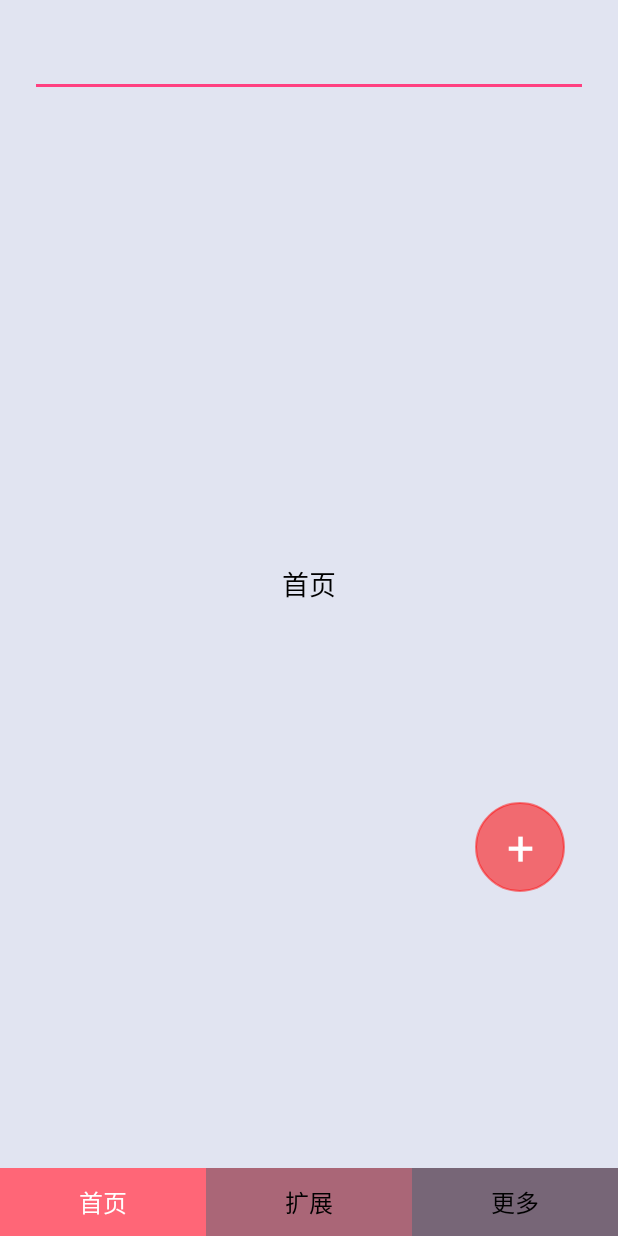
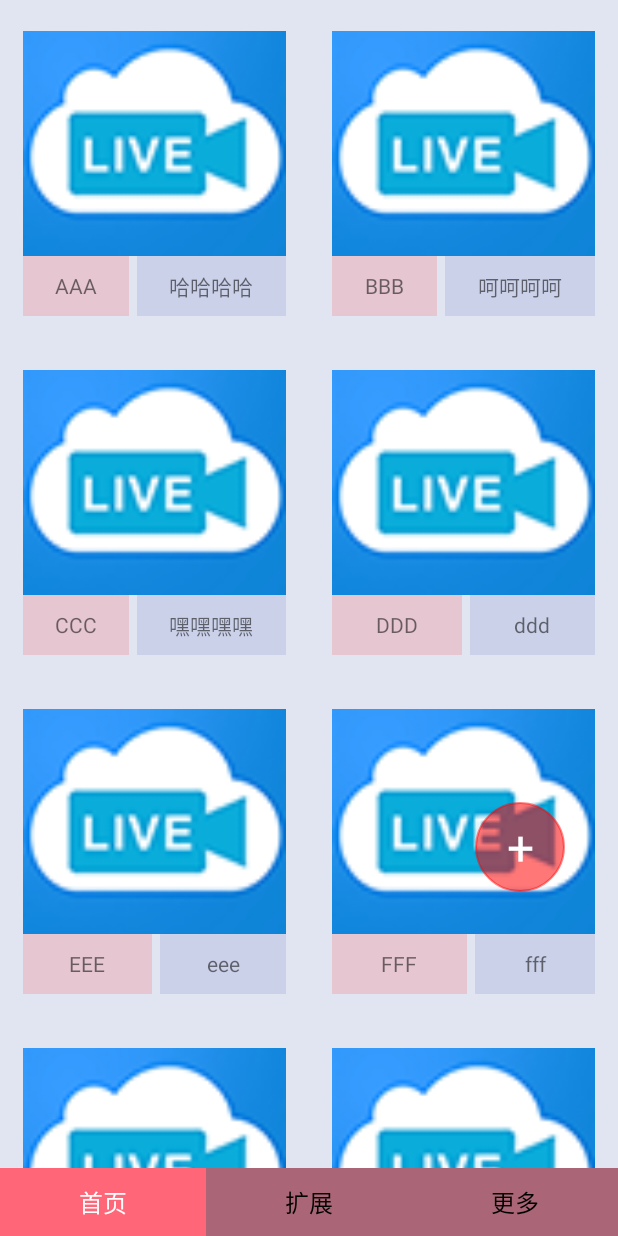
Before and after one commit to hxgJG/LivePlayer, an Android app: the screen it shows after launch (MainActivity), on a phone screen of 412 x 824 dp. Run offline under Robolectric (Android 15) with nearby library versions, the phone set to English and light mode, and no system bars.

Commit message:
2017年11月29日22:25:23

```diff
--- a/app/build.gradle
+++ b/app/build.gradle
@@ -24,7 +24,9 @@ dependencies {
     androidTestCompile('com.android.support.test.espresso:espresso-core:2.2.2', {
         exclude group: 'com.android.support', module: 'support-annotations'
     })
+    compile 'com.android.support:support-v4:25.3.1'
     compile 'com.android.support:appcompat-v7:25.3.1'
+    compile 'com.android.support:recyclerview-v7:25.3.1'
     compile 'com.android.support.constraint:constraint-layout:1.0.2'
     testCompile 'junit:junit:4.12'
 }
--- a/app/src/main/AndroidManifest.xml
+++ b/app/src/main/AndroidManifest.xml
@@ -4,7 +4,7 @@
 
     <application
         android:allowBackup="true"
-        android:icon="@mipmap/ic_launcher"
+        android:icon="@mipmap/ic_live"
         android:label="@string/app_name"
         android:roundIcon="@mipmap/ic_launcher_round"
         android:supportsRtl="true"
@@ -18,6 +18,7 @@
         </activity>
 
         <activity android:name=".view.TestActivity"/>
+        <activity android:name=".view.LivePlayerActivity"/>
     </application>
 
 </manifest>
--- a/app/src/main/java/com/git/hexg/liveplayer/MainActivity.java
+++ b/app/src/main/java/com/git/hexg/liveplayer/MainActivity.java
@@ -66,6 +66,44 @@ public class MainActivity extends BaseActivity implements View.OnClickListener {
         fragAdapter = new MainFragAdapter(getSupportFragmentManager(),fragments);
         viewPager.setAdapter(fragAdapter);
         viewPager.setCurrentItem(0);
+        viewPager.addOnPageChangeListener(new ViewPager.SimpleOnPageChangeListener(){
+
+            @Override
+            public void onPageScrolled(int position, float positionOffset, int positionOffsetPixels) {
+                super.onPageScrolled(position, positionOffset, positionOffsetPixels);
+                refreshTab(position);
+            }
+        });
+    }
+
+    private void refreshTab(int position){
+        switch (position)
+        {
+            case 0:
+                tab1.setTextColor(getResources().getColor(R.color.white));
+                tab1.setBackgroundColor(getResources().getColor(R.color.selected_bg));
+                tab2.setTextColor(getResources().getColor(R.color.black));
+                tab2.setBackgroundColor(getResources().getColor(R.color.unselected_bg));
+                tab3.setTextColor(getResources().getColor(R.color.black));
+                tab3.setBackgroundColor(getResources().getColor(R.color.unselected_bg));
+                break;
+            case 1:
+                tab1.setTextColor(getResources().getColor(R.color.black));
+                tab1.setBackgroundColor(getResources().getColor(R.color.unselected_bg));
+                tab2.setTextColor(getResources().getColor(R.color.white));
+                tab2.setBackgroundColor(getResources().getColor(R.color.selected_bg));
+                tab3.setTextColor(getResources().getColor(R.color.black));
+                tab3.setBackgroundColor(getResources().getColor(R.color.unselected_bg));
+                break;
+            case 2:
+                tab1.setTextColor(getResources().getColor(R.color.black));
+                tab1.setBackgroundColor(getResources().getColor(R.color.unselected_bg));
+                tab2.setTextColor(getResources().getColor(R.color.black));
+                tab2.setBackgroundColor(getResources().getColor(R.color.unselected_bg));
+                tab3.setTextColor(getResources().getColor(R.color.white));
+                tab3.setBackgroundColor(getResources().getColor(R.color.selected_bg));
+                break;
+        }
     }
 
     @Override
--- /dev/null
+++ b/app/src/main/java/com/git/hexg/liveplayer/adapter/HomepageAdapter.java
@@ -0,0 +1,76 @@
+package com.git.hexg.liveplayer.adapter;
+
+import android.content.Context;
+import android.content.Intent;
+import android.os.Bundle;
+import android.view.View;
+import android.widget.TextView;
+
+import com.git.hexg.liveplayer.R;
+import com.git.hexg.liveplayer.base.BaseRecyclerAdapter;
+import com.git.hexg.liveplayer.bean.HomeInfo;
+import com.git.hexg.liveplayer.util.StringUtils;
+import com.git.hexg.liveplayer.util.T;
+import com.git.hexg.liveplayer.view.LivePlayerActivity;
+
+import java.util.List;
+
+/**
+ * Created by HEXG on 2017/11/27.
+ */
+
+public class HomepageAdapter extends BaseRecyclerAdapter<HomeInfo> {
+
+    public HomepageAdapter(final Context context, List<HomeInfo> homeInfos) {
+        super(context, homeInfos);
+        this.setOnItemClickListener(new OnItemClickListener<HomeInfo>() {
+            @Override
+            public void onRecyclerViewItemClick(int position, HomeInfo info) {
+                Intent intent = new Intent(context, LivePlayerActivity.class);
+                Bundle bundle = new Bundle();
+                bundle.putParcelable("homeInfo",info);
+                intent.putExtras(bundle);
+                context.startActivity(intent);
+            }
+
+            @Override
+            public void onRecyclerViewItemLongClick(int position, HomeInfo info) {
+                T.showShort(context, "长按了：" + position);
+            }
+        });
+    }
+
+    @Override
+    protected BaseHolder getViewHolder(View view) {
+        return new HomeHolder(view);
+    }
+
+    @Override
+    protected int getLayoutId() {
+        return R.layout.item_homepage_fragment;
+    }
+
+    class HomeHolder extends BaseHolder {
+        private TextView tv_1, tv_2;
+        private HomepageAdapter adapter;
+
+        public HomeHolder(View itemView) {
+            super(itemView);
+            tv_1 = (TextView) itemView.findViewById(R.id.tv_1);
+            tv_2 = (TextView) itemView.findViewById(R.id.tv_2);
+            adapter = new HomepageAdapter(context, list);
+        }
+
+        @Override
+        public void bindView(int position, HomeInfo homeInfo) {
+            super.bindView(position, homeInfo);
+            if (homeInfo == null) return;
+            if (!StringUtils.isNullOrEmpty(homeInfo.getStr1())) {
+                tv_1.setText(homeInfo.getStr1());
+            }
+            if (!StringUtils.isNullOrEmpty(homeInfo.getStr2())) {
+                tv_2.setText(homeInfo.getStr2());
+            }
+        }
+    }
+}
--- a/app/src/main/java/com/git/hexg/liveplayer/base/BaseFragment.java
+++ b/app/src/main/java/com/git/hexg/liveplayer/base/BaseFragment.java
@@ -16,7 +16,7 @@ import android.view.ViewGroup;
 
 public abstract class BaseFragment extends Fragment {
 
-    private Activity mActivity;//用mActivity代替getActivity()
+    protected Activity mActivity;//用mActivity代替getActivity()
     public String fragmentTitle;
     private boolean isFragmentVisible;//是否可见状态
     /**
--- /dev/null
+++ b/app/src/main/java/com/git/hexg/liveplayer/base/BaseRecyclerAdapter.java
@@ -0,0 +1,84 @@
+package com.git.hexg.liveplayer.base;
+
+import android.content.Context;
+import android.support.v7.widget.RecyclerView;
+import android.view.LayoutInflater;
+import android.view.View;
+import android.view.ViewGroup;
+
+import java.util.List;
+
+/**
+ * Created by HEXG on 2017/11/27.
+ */
+
+public abstract class BaseRecyclerAdapter<T> extends RecyclerView.Adapter<BaseRecyclerAdapter.BaseHolder> {
+
+    protected OnItemClickListener listener = null;
+    protected Context context;
+    protected List<T> list;
+
+    public BaseRecyclerAdapter(Context context, List<T> list) {
+        this.context = context;
+        this.list = list;
+    }
+
+    @Override
+    public BaseRecyclerAdapter.BaseHolder onCreateViewHolder(ViewGroup parent, int viewType) {
+        LayoutInflater inflater = LayoutInflater.from(parent.getContext());
+        View view = inflater.inflate(getLayoutId(), parent, false);
+        return getViewHolder(view);
+    }
+
+    protected abstract BaseRecyclerAdapter.BaseHolder getViewHolder(View view);
+
+    protected abstract int getLayoutId();
+
+    public void setOnItemClickListener(OnItemClickListener listener) {
+        this.listener = listener;
+    }
+
+    @Override
+    public void onBindViewHolder(BaseRecyclerAdapter.BaseHolder holder, final int position) {
+        if (list == null || list.size() <= 0) return;
+        final T t = list.get(position);
+        holder.bindView(position, t);
+        holder.itemView.setOnClickListener(new View.OnClickListener() {
+            @Override
+            public void onClick(View v) {
+                if (listener == null) return;
+                listener.onRecyclerViewItemClick(position, t);
+            }
+        });
+        holder.itemView.setOnLongClickListener(new View.OnLongClickListener() {
+            @Override
+            public boolean onLongClick(View v) {
+                if (listener != null) {
+                    listener.onRecyclerViewItemLongClick(position, t);
+                }
+                return true;
+            }
+        });
+    }
+
+    @Override
+    public int getItemCount() {
+        return list == null ? 0 : list.size();
+    }
+
+    public class BaseHolder extends RecyclerView.ViewHolder {
+
+        public BaseHolder(View itemView) {
+            super(itemView);
+        }
+
+        public void bindView(final int position, final T t) {
+        }
+    }
+
+    public interface OnItemClickListener<T> {
+        void onRecyclerViewItemClick(final int position, final T t);
+
+        void onRecyclerViewItemLongClick(final int position, final T t);
+    }
+}
--- /dev/null
+++ b/app/src/main/java/com/git/hexg/liveplayer/bean/HomeInfo.java
@@ -0,0 +1,74 @@
+package com.git.hexg.liveplayer.bean;
+
+import android.os.Parcel;
+import android.os.Parcelable;
+
+/**
+ * Created by HEXG on 2017/11/27.
+ */
+
+public class HomeInfo implements Parcelable {
+    private String str1;
+    private String str2;
+    private int val;
+
+    public HomeInfo(String str1, String str2, int val) {
+        this.str1 = str1;
+        this.str2 = str2;
+        this.val = val;
+    }
+
+    protected HomeInfo(Parcel in) {
+        str1 = in.readString();
+        str2 = in.readString();
+        val = in.readInt();
+    }
+
+    public static final Creator<HomeInfo> CREATOR = new Creator<HomeInfo>() {
+        @Override
+        public HomeInfo createFromParcel(Parcel in) {
+            return new HomeInfo(in);
+        }
+
+        @Override
+        public HomeInfo[] newArray(int size) {
+            return new HomeInfo[size];
+        }
+    };
+
+    public String getStr1() {
+        return str1;
+    }
+
+    public void setStr1(String str1) {
+        this.str1 = str1;
+    }
+
+    public String getStr2() {
+        return str2;
+    }
+
+    public void setStr2(String str2) {
+        this.str2 = str2;
+    }
+
+    public int getVal() {
+        return val;
+    }
+
+    public void setVal(int val) {
+        this.val = val;
+    }
+
+    @Override
+    public int describeContents() {
+        return 0;
+    }
+
+    @Override
+    public void writeToParcel(Parcel dest, int flags) {
+        dest.writeString(str1);
+        dest.writeString(str2);
+        dest.writeInt(val);
+    }
+}
--- a/app/src/main/java/com/git/hexg/liveplayer/fragment/HomepageFragment.java
+++ b/app/src/main/java/com/git/hexg/liveplayer/fragment/HomepageFragment.java
@@ -2,33 +2,53 @@ package com.git.hexg.liveplayer.fragment;
 
 import android.os.Bundle;
 import android.os.Handler;
+import android.support.v7.widget.DefaultItemAnimator;
+import android.support.v7.widget.DividerItemDecoration;
+import android.support.v7.widget.GridLayoutManager;
+import android.support.v7.widget.LinearLayoutManager;
+import android.support.v7.widget.RecyclerView;
 import android.util.Log;
 import android.view.LayoutInflater;
 import android.view.View;
 import android.view.ViewGroup;
 import android.widget.ProgressBar;
-import android.widget.TextView;
 
 import com.git.hexg.liveplayer.R;
+import com.git.hexg.liveplayer.adapter.HomepageAdapter;
 import com.git.hexg.liveplayer.base.BaseFragment;
-import com.git.hexg.liveplayer.util.StringUtils;
+import com.git.hexg.liveplayer.base.BaseRecyclerAdapter;
+import com.git.hexg.liveplayer.bean.HomeInfo;
+
+import java.util.ArrayList;
+import java.util.List;
 
 /**
  * Created by HEXG on 2017/11/22.
  */
 
 public class HomepageFragment extends BaseFragment {
-
-    TextView tv_title;
+    RecyclerView recyclerView;
     ProgressBar prgBar;
     private Handler handler = new Handler();
+    private List<HomeInfo> homeInfos = null;
+    private HomepageAdapter adapter;
 
     @Override
     protected View initViews(LayoutInflater inflater, ViewGroup container, Bundle savedInstanceState) {
         View view = inflater.inflate(R.layout.fragment_homepage,container,false);
-        tv_title = (TextView) view.findViewById(R.id.tv_title);
         prgBar = (ProgressBar) view.findViewById(R.id.prgBar);
+        recyclerView = (RecyclerView) view.findViewById(R.id.recyclerView);
+//        LinearLayoutManager manager = new LinearLayoutManager(mActivity);
+        GridLayoutManager layoutManager = new GridLayoutManager(mActivity,2);
+        recyclerView.setLayoutManager(layoutManager);
+        recyclerView.setItemAnimator(new DefaultItemAnimator());
         return view;
+    }
+
+    private void initUI(){
+        adapter = new HomepageAdapter(mActivity,homeInfos);
+        recyclerView.setAdapter(adapter);
+        adapter.notifyDataSetChanged();
     }
 
     @Override
@@ -41,9 +61,17 @@ public class HomepageFragment extends BaseFragment {
                     Log.i("Fragment","initData：目标已被回收");
                     return;
                 }
-                if (!StringUtils.isNullOrEmpty(getTitle())) {
-                    tv_title.setText(getTitle());
-                }
+                homeInfos = new ArrayList<HomeInfo>();
+                homeInfos.add(new HomeInfo("AAA", "哈哈哈哈", 111));
+                homeInfos.add(new HomeInfo("BBB", "呵呵呵呵", 222));
+                homeInfos.add(new HomeInfo("CCC", "嘿嘿嘿嘿", 333));
+                homeInfos.add(new HomeInfo("DDD", "ddd", 444));
+                homeInfos.add(new HomeInfo("EEE", "eee", 555));
+                homeInfos.add(new HomeInfo("FFF", "fff", 666));
+                homeInfos.add(new HomeInfo("GGG", "ggg", 777));
+                homeInfos.add(new HomeInfo("HHH", "hhh", 888));
+                homeInfos.add(new HomeInfo("III", "iii", 999));
+                initUI();
                 prgBar.setVisibility(View.GONE);
             }
         }, 2000);
--- a/app/src/main/java/com/git/hexg/liveplayer/fragment/MoreFragment.java
+++ b/app/src/main/java/com/git/hexg/liveplayer/fragment/MoreFragment.java
@@ -55,7 +55,5 @@ public class MoreFragment extends BaseFragment {
     }
 
     @Override
-    protected void setDefaultFragmentTitle(String title) {
-
-    }
+    protected void setDefaultFragmentTitle(String title) {}
 }
--- a/app/src/main/res/layout/activity_main.xml
+++ b/app/src/main/res/layout/activity_main.xml
@@ -10,7 +10,7 @@
         android:id="@+id/tab1"
         android:layout_width="0dp"
         android:layout_height="45dp"
-        android:background="#f67"
+        android:background="@color/selected_bg"
         android:gravity="center"
         android:text="首页"
         android:textColor="@color/white"
@@ -24,7 +24,7 @@
         android:id="@+id/tab2"
         android:layout_width="0dp"
         android:layout_height="45dp"
-        android:background="#A67"
+        android:background="@color/unselected_bg"
         android:gravity="center"
         android:text="扩展"
         android:textColor="@color/black"
@@ -38,7 +38,7 @@
         android:id="@+id/tab3"
         android:layout_width="0dp"
         android:layout_height="45dp"
-        android:background="#767"
+        android:background="@color/unselected_bg"
         android:gravity="center"
         android:text="更多"
         android:textColor="@color/black"
--- a/app/src/main/res/layout/fragment_homepage.xml
+++ b/app/src/main/res/layout/fragment_homepage.xml
@@ -3,20 +3,10 @@
     android:layout_width="match_parent"
     android:layout_height="match_parent">
 
-    <EditText
+    <android.support.v7.widget.RecyclerView
+        android:id="@+id/recyclerView"
         android:layout_width="match_parent"
-        android:layout_height="wrap_content"
-        android:padding="10dp"
-        android:layout_margin="20dp"
-        android:maxLines="1"/>
-
-    <TextView
-        android:id="@+id/tv_title"
-        android:layout_width="wrap_content"
-        android:layout_height="wrap_content"
-        android:textColor="@color/black"
-        android:textSize="18sp"
-        android:layout_centerInParent="true" />
+        android:layout_height="match_parent"/>
 
     <ProgressBar
         android:id="@+id/prgBar"
--- /dev/null
+++ b/app/src/main/res/layout/item_homepage_fragment.xml
@@ -0,0 +1,40 @@
+<?xml version="1.0" encoding="utf-8"?>
+<LinearLayout xmlns:android="http://schemas.android.com/apk/res/android"
+    android:layout_width="match_parent"
+    android:layout_height="wrap_content"
+    android:layout_marginTop="5dp"
+    android:padding="15dp"
+    android:orientation="vertical">
+
+    <ImageView
+        android:id="@+id/iv_icon"
+        android:layout_width="match_parent"
+        android:layout_height="150dp"
+        android:src="@mipmap/ic_live"
+        android:scaleType="centerCrop"/>
+
+    <LinearLayout
+        android:layout_width="match_parent"
+        android:layout_height="40dp"
+        android:orientation="horizontal">
+
+        <TextView
+            android:id="@+id/tv_1"
+            android:layout_width="wrap_content"
+            android:layout_height="match_parent"
+            android:layout_weight="1"
+            android:gravity="center"
+            android:background="@color/lightRed" />
+
+        <TextView
+            android:id="@+id/tv_2"
+            android:layout_width="wrap_content"
+            android:layout_height="match_parent"
+            android:layout_weight="1"
+            android:gravity="center"
+            android:layout_marginLeft="5dp"
+            android:background="@color/lightBlue" />
+
+    </LinearLayout>
+
+</LinearLayout>
--- a/app/src/main/res/values/colors.xml
+++ b/app/src/main/res/values/colors.xml
@@ -7,6 +7,9 @@
     <color name="colorAccent">#FF4081</color>
     <color name="white">#FFFF</color>
     <color name="black">#F000</color>
+    <color name="lightBlack">#4000</color>
     <color name="common_red">#88FF0000</color>
     <color name="common_red2">#77FF0000</color>
+    <color name="selected_bg">#f67</color>
+    <color name="unselected_bg">#A67</color>
 </resources>
```
Also changed, not shown: app/src/main/java/com/git/hexg/liveplayer/view/LivePlayerActivity.java (added, +37 -0 lines), app/src/main/res/layout/activity_live_play.xml (added, +20 -0 lines), app/src/main/res/mipmap-hdpi/ic_live.png (added), app/src/main/res/mipmap-mdpi/ic_live.png (added), app/src/main/res/mipmap-xhdpi/ic_live.png (added), app/src/main/res/mipmap-xxhdpi/ic_live.png (added), app/src/main/res/mipmap-xxxhdpi/ic_live.png (added).
